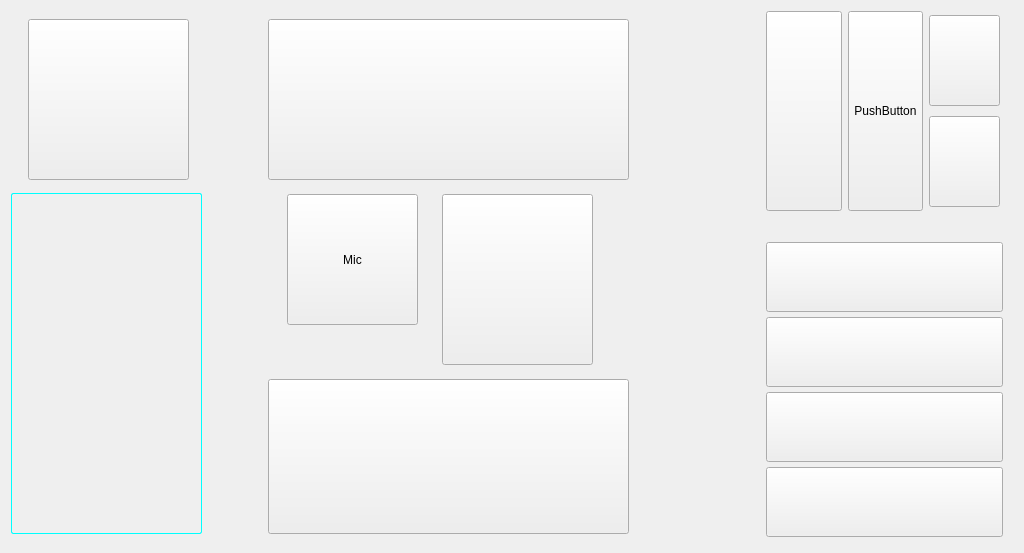
The window that mainwindow.ui (qq936859639/test2) describes before a commit, drawn with Qt 5.
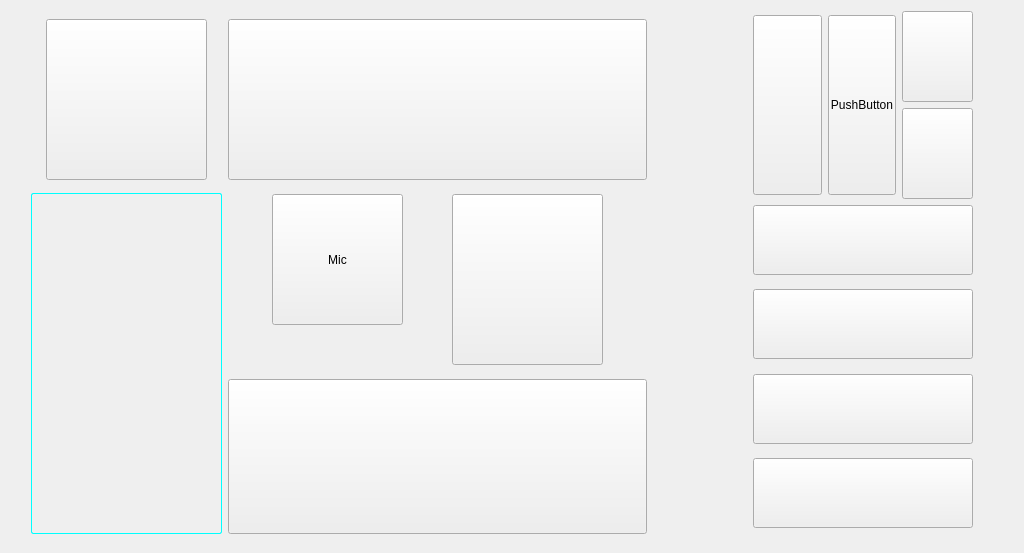
The same window after the commit. Icons and pictures are not drawn.

Commit message: 20220704cjfv1.9_A311D_v1.6

Patch:
```diff
--- a/mainwindow.ui
+++ b/mainwindow.ui
@@ -35,7 +35,33 @@
 }
 </string>
    </property>
-   <layout class="QHBoxLayout" name="horizontalLayout_2">
+   <layout class="QHBoxLayout" name="horizontalLayout_2" stretch="0,0,1,10,0,3,0">
+    <item>
+     <spacer name="horizontalSpacer_5">
+      <property name="orientation">
+       <enum>Qt::Horizontal</enum>
+      </property>
+      <property name="sizeHint" stdset="0">
+       <size>
+        <width>20</width>
+        <height>20</height>
+       </size>
+      </property>
+     </spacer>
+    </item>
+    <item>
+     <spacer name="horizontalSpacer_4">
+      <property name="orientation">
+       <enum>Qt::Vertical</enum>
+      </property>
+      <property name="sizeHint" stdset="0">
+       <size>
+        <width>0</width>
+        <height>40</height>
+       </size>
+      </property>
+     </spacer>
+    </item>
     <item>
      <layout class="QVBoxLayout" name="verticalLayout">
       <item>
@@ -53,19 +79,6 @@
       </item>
       <item>
        <layout class="QHBoxLayout" name="horizontalLayout_5">
-        <item>
-         <spacer name="horizontalSpacer_7">
-          <property name="orientation">
-           <enum>Qt::Horizontal</enum>
-          </property>
-          <property name="sizeHint" stdset="0">
-           <size>
-            <width>17</width>
-            <height>20</height>
-           </size>
-          </property>
-         </spacer>
-        </item>
         <item>
          <widget class="QPushButton" name="btcamera">
           <property name="sizePolicy">
@@ -98,19 +111,6 @@
           </property>
          </widget>
         </item>
-        <item>
-         <spacer name="horizontalSpacer_11">
-          <property name="orientation">
-           <enum>Qt::Horizontal</enum>
-          </property>
-          <property name="sizeHint" stdset="0">
-           <size>
-            <width>18</width>
-            <height>20</height>
-           </size>
-          </property>
-         </spacer>
-        </item>
        </layout>
       </item>
       <item>
@@ -177,20 +177,7 @@
      </layout>
     </item>
     <item>
-     <spacer name="horizontalSpacer_8">
-      <property name="orientation">
-       <enum>Qt::Horizontal</enum>
-      </property>
-      <property name="sizeHint" stdset="0">
-       <size>
-        <width>17</width>
-        <height>20</height>
-       </size>
-      </property>
-     </spacer>
-    </item>
-    <item>
-     <layout class="QVBoxLayout" name="verticalLayout_3">
+     <layout class="QVBoxLayout" name="verticalLayout_3" stretch="0,0,0,0,0,0,0">
       <item>
        <spacer name="verticalSpacer_7">
         <property name="orientation">
@@ -410,43 +397,13 @@
      </layout>
     </item>
     <item>
-     <spacer name="horizontalSpacer_9">
+     <spacer name="horizontalSpacer_7">
       <property name="orientation">
        <enum>Qt::Horizontal</enum>
       </property>
       <property name="sizeHint" stdset="0">
        <size>
-        <width>28</width>
-        <height>20</height>
-       </size>
-      </property>
-     </spacer>
-    </item>
-    <item>
-     <layout class="QVBoxLayout" name="verticalLayout_5">
-      <item>
-       <spacer name="verticalSpacer_10">
-        <property name="orientation">
-         <enum>Qt::Vertical</enum>
-        </property>
-        <property name="sizeHint" stdset="0">
-         <size>
-          <width>20</width>
-          <height>338</height>
-         </size>
-        </property>
-       </spacer>
-      </item>
-     </layout>
-    </item>
-    <item>
-     <spacer name="horizontalSpacer_10">
-      <property name="orientation">
-       <enum>Qt::Horizontal</enum>
-      </property>
-      <property name="sizeHint" stdset="0">
-       <size>
-        <width>12</width>
+        <width>100</width>
         <height>20</height>
        </size>
       </property>
@@ -455,13 +412,13 @@
     <item>
      <layout class="QVBoxLayout" name="verticalLayout_7">
       <item>
-       <layout class="QHBoxLayout" name="horizontalLayout_3" stretch="1,1,0,0">
+       <layout class="QHBoxLayout" name="horizontalLayout_3" stretch="1,1,0">
         <item>
          <widget class="QPushButton" name="btspeaker">
           <property name="minimumSize">
            <size>
-            <width>71</width>
-            <height>200</height>
+            <width>60</width>
+            <height>180</height>
            </size>
           </property>
           <property name="cursor">
@@ -487,7 +444,7 @@
           <property name="minimumSize">
            <size>
             <width>60</width>
-            <height>200</height>
+            <height>180</height>
            </size>
           </property>
           <property name="cursor">
@@ -564,36 +521,10 @@
           </item>
          </layout>
         </item>
-        <item>
-         <spacer name="horizontalSpacer_5">
-          <property name="orientation">
-           <enum>Qt::Horizontal</enum>
-          </property>
-          <property name="sizeHint" stdset="0">
-           <size>
-            <width>13</width>
-            <height>20</height>
-           </size>
-          </property>
-         </spacer>
-        </item>
        </layout>
       </item>
       <item>
-       <spacer name="verticalSpacer_14">
-        <property name="orientation">
-         <enum>Qt::Vertical</enum>
-        </property>
-        <property name="sizeHint" stdset="0">
-         <size>
-          <width>20</width>
-          <height>13</height>
-         </size>
-        </property>
-       </spacer>
-      </item>
-      <item>
-       <layout class="QHBoxLayout" name="horizontalLayout_4" stretch="10,0">
+       <layout class="QHBoxLayout" name="horizontalLayout_4" stretch="10,1">
         <item>
          <layout class="QVBoxLayout" name="verticalLayout_6">
           <property name="spacing">
@@ -804,6 +735,19 @@
       </item>
      </layout>
     </item>
+    <item>
+     <spacer name="horizontalSpacer_3">
+      <property name="orientation">
+       <enum>Qt::Horizontal</enum>
+      </property>
+      <property name="sizeHint" stdset="0">
+       <size>
+        <width>40</width>
+        <height>20</height>
+       </size>
+      </property>
+     </spacer>
+    </item>
    </layout>
   </widget>
  </widget>
```
